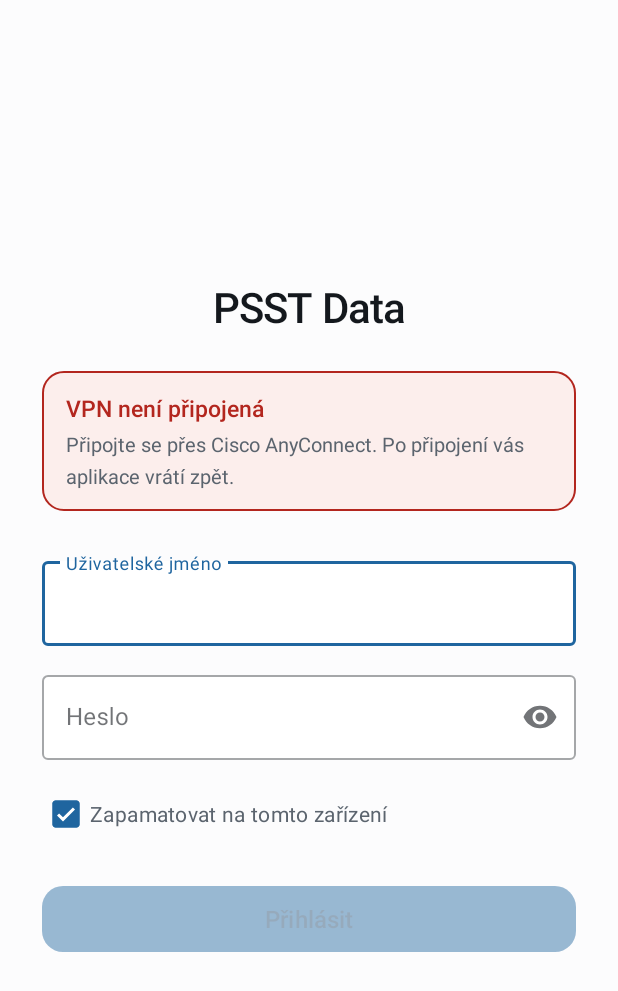
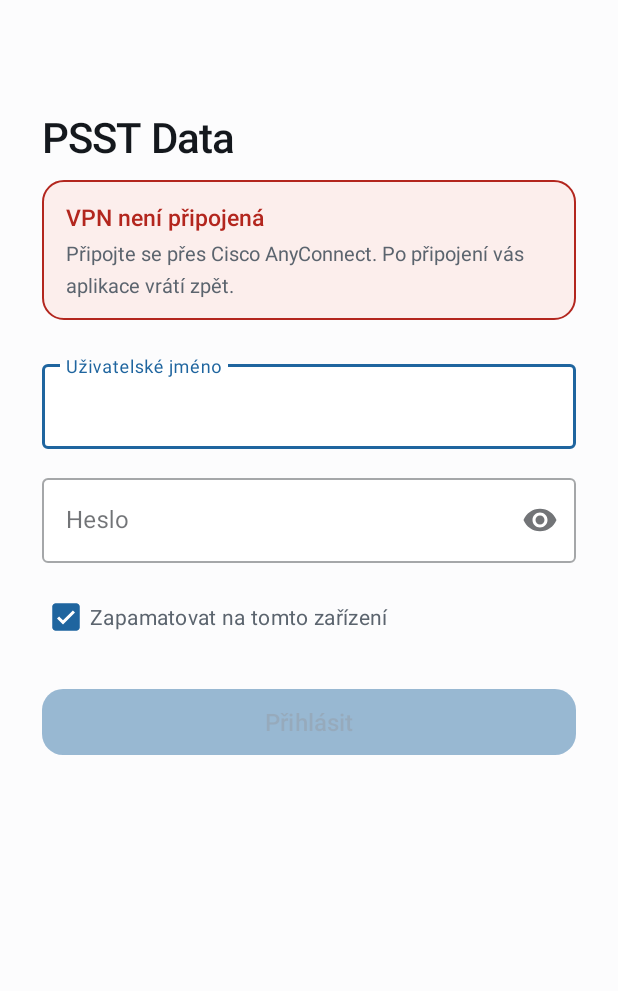
Before and after one commit to tofiapp/link-wrapper, an Android app: the screen it shows after launch (WebViewActivity), on a phone screen of 412 x 824 dp. Shown: the top 991 px of the screen. Run offline under Robolectric (Android 15) with nearby library versions, the phone set to English and light mode, and no system bars.

Commit message:
Pin PSST Data title to top and dismiss keyboard after login
Place the PSST Data heading at the top like the old Přihlášení title,
keep the form centered below it, and hide the soft keyboard on successful
login.

Co-authored-by: tofiapp <tofiapp@users.noreply.github.com>

```diff
--- a/app/src/main/java/com/example/linkwrapper/WebViewActivity.kt
+++ b/app/src/main/java/com/example/linkwrapper/WebViewActivity.kt
@@ -831,6 +831,7 @@ class WebViewActivity : AppCompatActivity() {
     }
 
     private fun hideLoginScreen() {
+        hideKeyboard()
         loginOverlay.visibility = View.GONE
         loggedOutBanner.visibility = View.GONE
         vpnBanner.visibility = View.GONE
@@ -842,6 +843,14 @@ class WebViewActivity : AppCompatActivity() {
         pendingAuthHandler = null
         pendingAuthHost = null
         // pendingResumeUrl nech — může se hodit po VPN
+    }
+
+    private fun hideKeyboard() {
+        val imm = getSystemService(Context.INPUT_METHOD_SERVICE) as InputMethodManager
+        val focus = currentFocus ?: loginOverlay
+        imm.hideSoftInputFromWindow(focus.windowToken, 0)
+        if (::usernameInput.isInitialized) usernameInput.clearFocus()
+        if (::passwordInput.isInitialized) passwordInput.clearFocus()
     }
 
     private fun submitLogin() {
@@ -862,6 +871,9 @@ class WebViewActivity : AppCompatActivity() {
             return
         }
         usernameLayout.error = null
+
+        // Hned schovej klávesnici — ještě před přechodem do WebView.
+        hideKeyboard()
 
         val host = pendingAuthHost ?: "psst.tudc.cz"
         if (rememberCheck.isChecked || HttpCredentials.isPsstHost(host)) {
--- a/app/src/main/res/layout/layout_login_screen.xml
+++ b/app/src/main/res/layout/layout_login_screen.xml
@@ -1,5 +1,8 @@
 <?xml version="1.0" encoding="utf-8"?>
-<!-- FrameLayout drží formulář ve středu; ScrollView řeší klávesnici na výšku. -->
+<!--
+  Nadpis PSST Data nahoře (stejné místo jako dřívější „Přihlášení“).
+  Formulář pod ním — na výšku vycentrovaný ve zbývajícím prostoru.
+-->
 <FrameLayout xmlns:android="http://schemas.android.com/apk/res/android"
     xmlns:app="http://schemas.android.com/apk/res-auto"
     android:id="@+id/loginOverlay"
@@ -10,38 +13,43 @@
     android:clickable="true"
     android:focusable="true">
 
+    <TextView
+        android:id="@+id/loginTitle"
+        android:layout_width="match_parent"
+        android:layout_height="wrap_content"
+        android:layout_gravity="top"
+        android:paddingHorizontal="28dp"
+        android:paddingTop="72dp"
+        android:text="PSST Data"
+        android:textColor="@color/ink"
+        android:textSize="28sp"
+        android:fontFamily="sans-serif-medium"
+        android:letterSpacing="-0.02"
+        android:gravity="start" />
+
     <ScrollView
         android:layout_width="match_parent"
-        android:layout_height="wrap_content"
-        android:layout_gravity="center"
-        android:fillViewport="false"
+        android:layout_height="match_parent"
+        android:layout_marginTop="120dp"
+        android:fillViewport="true"
         android:scrollbars="none"
-        android:overScrollMode="ifContentScrolls">
+        android:overScrollMode="ifContentScrolls"
+        android:clipToPadding="false">
 
         <LinearLayout
             android:layout_width="match_parent"
             android:layout_height="wrap_content"
             android:orientation="vertical"
             android:gravity="center_horizontal"
+            android:layout_gravity="center_vertical"
             android:paddingHorizontal="28dp"
-            android:paddingVertical="32dp">
-
-            <TextView
-                android:layout_width="match_parent"
-                android:layout_height="wrap_content"
-                android:text="PSST Data"
-                android:textColor="@color/ink"
-                android:textSize="28sp"
-                android:fontFamily="sans-serif-medium"
-                android:letterSpacing="-0.02"
-                android:gravity="center_horizontal" />
+            android:paddingBottom="40dp">
 
             <!-- Červená notifikace: VPN není připojená -->
             <LinearLayout
                 android:id="@+id/vpnBanner"
                 android:layout_width="match_parent"
                 android:layout_height="wrap_content"
-                android:layout_marginTop="24dp"
                 android:background="@drawable/bg_vpn_banner"
                 android:orientation="vertical"
                 android:paddingHorizontal="16dp"
@@ -71,7 +79,7 @@
                 android:id="@+id/loggedOutBanner"
                 android:layout_width="match_parent"
                 android:layout_height="wrap_content"
-                android:layout_marginTop="24dp"
+                android:layout_marginTop="16dp"
                 android:background="@drawable/bg_logged_out_banner"
                 android:orientation="vertical"
                 android:paddingHorizontal="16dp"
@@ -101,7 +109,7 @@
                 style="@style/Widget.MaterialComponents.TextInputLayout.OutlinedBox"
                 android:layout_width="match_parent"
                 android:layout_height="wrap_content"
-                android:layout_marginTop="28dp"
+                android:layout_marginTop="24dp"
                 android:hint="Uživatelské jméno"
                 app:boxBackgroundColor="@color/surface_raised">
 
```
